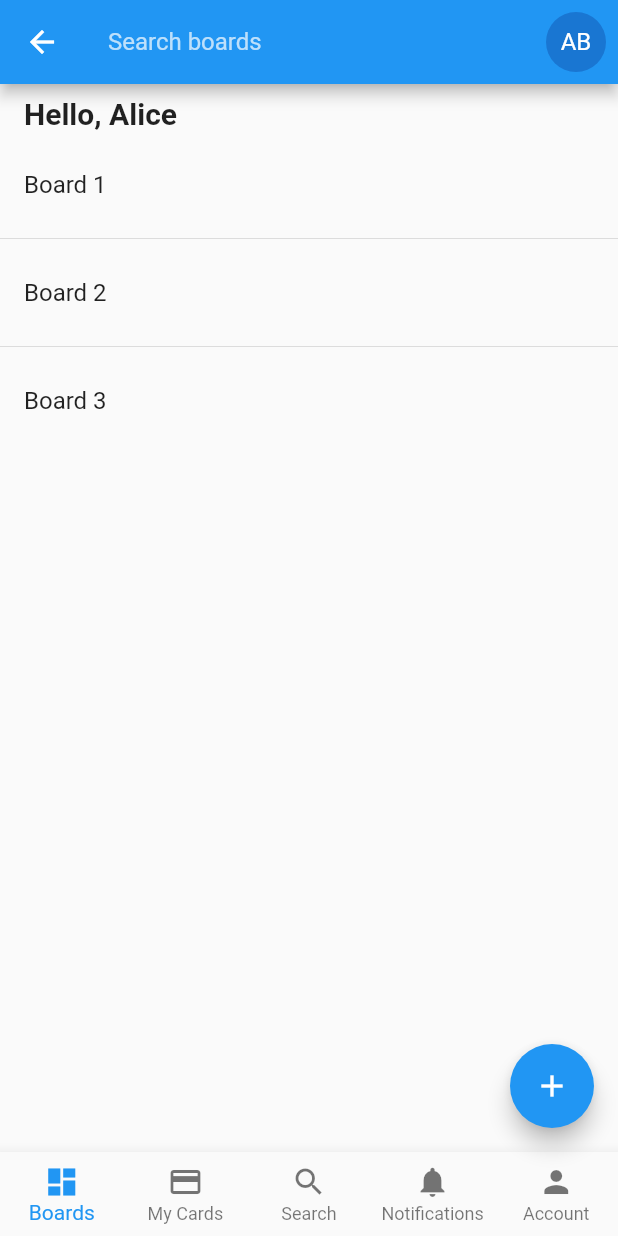
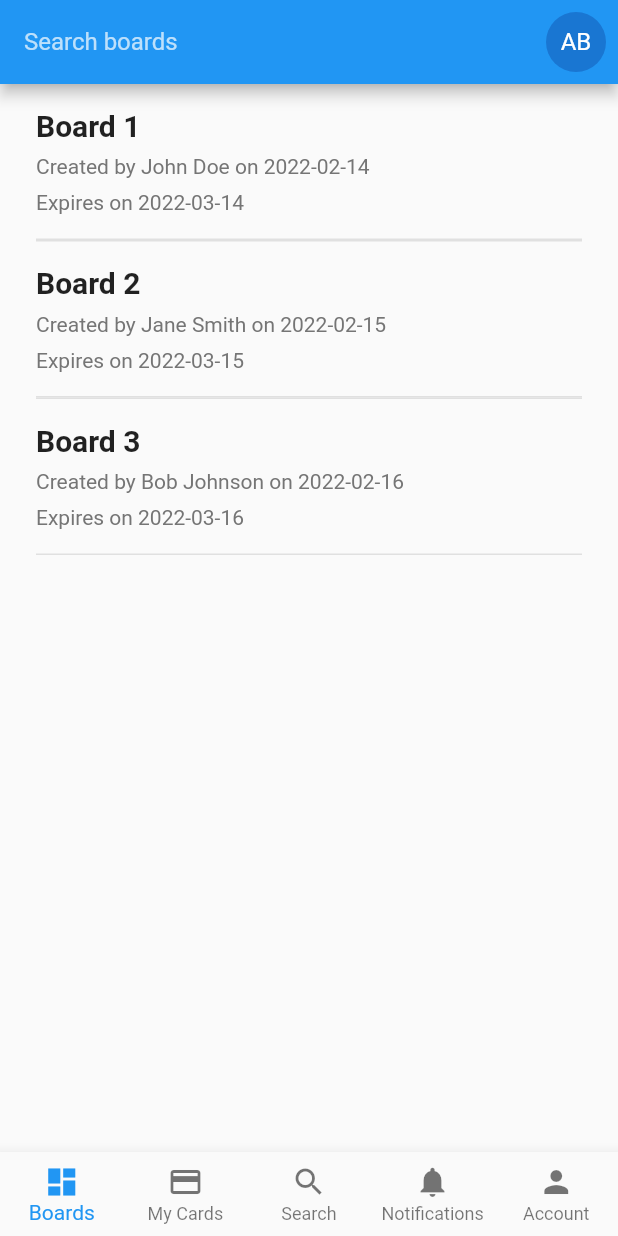
Before and after one commit to devcuongbui/app_demo, a Flutter app: the Board screen opened directly, on a phone screen of 412 x 824 dp. Run offline on Flutter 3.47's test engine with Material 2 defaults, Android fonts, the phone set to English and light mode, and no system bars; our stand-ins replace image_picker.

Commit message:
Update 28/02

```diff
--- /dev/null
+++ b/lib/board_manager.dart
@@ -0,0 +1,87 @@
+import 'package:flutter/material.dart';
+import 'account_screen.dart';
+import 'notification_screen.dart';
+import 'my_cards_screen.dart';
+import 'search_screen.dart';
+import 'board_screen.dart';
+
+class Board extends StatefulWidget {
+  @override
+  _BoardState createState() => _BoardState();
+}
+
+class _BoardState extends State<Board> {
+  int _currentIndex = 0;
+  bool _showAppBar = true;
+
+  final List<Widget> _children = [
+    BoardScreen(),
+    MyCardsScreen(),
+    SearchScreen(),
+    NotificationScreen(),
+    AccountScreen(),
+  ];
+
+  void onTabTapped(int index) {
+    setState(() {
+      _currentIndex = index;
+      _showAppBar = index == 0;
+    });
+  }
+
+  @override
+  Widget build(BuildContext context) {
+    return Scaffold(
+      appBar: _showAppBar
+          ? AppBar(
+              automaticallyImplyLeading: false,
+              title: _currentIndex == 0
+                  ? TextField(
+                      decoration: InputDecoration(
+                        hintText: 'Search boards',
+                        border: InputBorder.none,
+                        hintStyle: TextStyle(color: Colors.white70),
+                      ),
+                    )
+                  : Text(''),
+              actions: [
+                Padding(
+                  padding: const EdgeInsets.all(8.0),
+                  child: CircleAvatar(
+                    child: Text('AB'),
+                  ),
+                ),
+              ],
+            )
+          : null,
+      body: _children[_currentIndex],
+      bottomNavigationBar: BottomNavigationBar(
+        currentIndex: _currentIndex,
+        onTap: onTabTapped,
+        type: BottomNavigationBarType.fixed,
+        items: [
+          BottomNavigationBarItem(
+            icon: Icon(Icons.dashboard),
+            label: 'Boards',
+          ),
+          BottomNavigationBarItem(
+            icon: Icon(Icons.credit_card),
+            label: 'My Cards',
+          ),
+          BottomNavigationBarItem(
+            icon: Icon(Icons.search),
+            label: 'Search',
+          ),
+          BottomNavigationBarItem(
+            icon: Icon(Icons.notifications),
+            label: 'Notifications',
+          ),
+          BottomNavigationBarItem(
+            icon: Icon(Icons.person),
+            label: 'Account',
+          ),
+        ],
+      ),
+    );
+  }
+}
--- a/lib/board_screen.dart
+++ b/lib/board_screen.dart
@@ -1,81 +1,86 @@
 import 'package:flutter/material.dart';
 
-class Board extends StatelessWidget {
+class BoardScreen extends StatefulWidget {
+  @override
+  _BoardScreenState createState() => _BoardScreenState();
+}
+
+class _BoardScreenState extends State<BoardScreen> {
+  List<Map<String, dynamic>> _boardList = [
+    {
+      'name': 'Board 1',
+      'creator': 'John Doe',
+      'dateCreated': '2022-02-14',
+      'expirationDate': '2022-03-14',
+    },
+    {
+      'name': 'Board 2',
+      'creator': 'Jane Smith',
+      'dateCreated': '2022-02-15',
+      'expirationDate': '2022-03-15',
+    },
+    {
+      'name': 'Board 3',
+      'creator': 'Bob Johnson',
+      'dateCreated': '2022-02-16',
+      'expirationDate': '2022-03-16',
+    },
+  ];
+
   @override
   Widget build(BuildContext context) {
     return Scaffold(
-      appBar: AppBar(
-        title: TextField(
-          decoration: InputDecoration(
-            hintText: 'Search boards',
-            border: InputBorder.none,
-            hintStyle: TextStyle(color: Colors.white70),
+      body: ListView.separated(
+        itemBuilder: (BuildContext context, int index) {
+          return Column(
+            crossAxisAlignment: CrossAxisAlignment.start,
+            children: [
+              Padding(
+                padding:
+                    const EdgeInsets.symmetric(vertical: 16, horizontal: 24),
+                child: Column(
+                  crossAxisAlignment: CrossAxisAlignment.start,
+                  children: [
+                    Text(
+                      _boardList[index]['name'],
+                      style: TextStyle(
+                        fontSize: 20,
+                        fontWeight: FontWeight.bold,
                       ),
                     ),
-        actions: [
-          Padding(
-            padding: const EdgeInsets.all(8.0),
-            child: CircleAvatar(
-              child: Text('AB'),
+                    SizedBox(height: 8),
+                    Text(
+                      'Created by ${_boardList[index]['creator']} on ${_boardList[index]['dateCreated']}',
+                      style: TextStyle(color: Colors.grey[600]),
                     ),
+                    SizedBox(height: 8),
+                    Text(
+                      'Expires on ${_boardList[index]['expirationDate']}',
+                      style: TextStyle(color: Colors.grey[600]),
                     ),
                   ],
                 ),
-      body: Column(
-        crossAxisAlignment: CrossAxisAlignment.start,
-        children: [
-          Padding(
-            padding: const EdgeInsets.only(top: 8.0, left: 16.0),
-            child: Text(
-              'Hello, Alice',
-              style: TextStyle(
-                fontWeight: FontWeight.bold,
-                fontSize: 20.0,
               ),
+              Divider(
+                color: Colors.grey[300],
+                height: 1,
+                thickness: 1,
+                indent: 24,
+                endIndent: 24,
               ),
-          ),
-          SizedBox(height: 8.0),
-          Expanded(
-            child: ListView.separated(
-              separatorBuilder: (context, index) => Divider(),
-              itemCount: 3,
-              itemBuilder: (context, index) {
-                return ListTile(
-                  title: Text('Board ${index + 1}'),
+            ],
           );
         },
-            ),
-          ),
-        ],
-      ),
-      bottomNavigationBar: BottomNavigationBar(
-        type: BottomNavigationBarType.fixed,
-        items: [
-          BottomNavigationBarItem(
-            icon: Icon(Icons.dashboard),
-            label: 'Boards',
-          ),
-          BottomNavigationBarItem(
-            icon: Icon(Icons.credit_card),
-            label: 'My Cards',
-          ),
-          BottomNavigationBarItem(
-            icon: Icon(Icons.search),
-            label: 'Search',
-          ),
-          BottomNavigationBarItem(
-            icon: Icon(Icons.notifications),
-            label: 'Notifications',
-          ),
-          BottomNavigationBarItem(
-            icon: Icon(Icons.person),
-            label: 'Account',
-          ),
-        ],
-      ),
-      floatingActionButton: FloatingActionButton(
-        onPressed: () {},
-        child: Icon(Icons.add),
+        separatorBuilder: (BuildContext context, int index) {
+          return Divider(
+            color: Colors.grey[300],
+            height: 1,
+            thickness: 1,
+            indent: 24,
+            endIndent: 24,
+          );
+        },
+        itemCount: _boardList.length,
       ),
     );
   }
--- a/lib/login_screen.dart
+++ b/lib/login_screen.dart
@@ -1,7 +1,7 @@
 import 'package:flutter/material.dart';
 import 'signup_screen.dart';
 import 'forgot_password.dart';
-import 'board_screen.dart';
+import 'board_manager.dart';
 
 class LoginScreen extends StatelessWidget {
   @override
--- a/lib/signup_screen.dart
+++ b/lib/signup_screen.dart
@@ -13,7 +13,7 @@ class _SignupScreenState extends State<SignupScreen> {
   @override
   void initState() {
     super.initState();
-    _imageFile = File('assets/images/avatar.jpg');
+    _imageFile = File('');
   }
 
   Future<void> _pickImage() async {
```
Also changed, not shown: lib/account_screen.dart (added, +249 -0 lines), lib/my_cards_screen.dart (added, +15 -0 lines), lib/notification_screen.dart (added, +29 -0 lines), lib/search_screen.dart (added, +42 -0 lines). Lines whose indentation alone changed are shown as unchanged.
